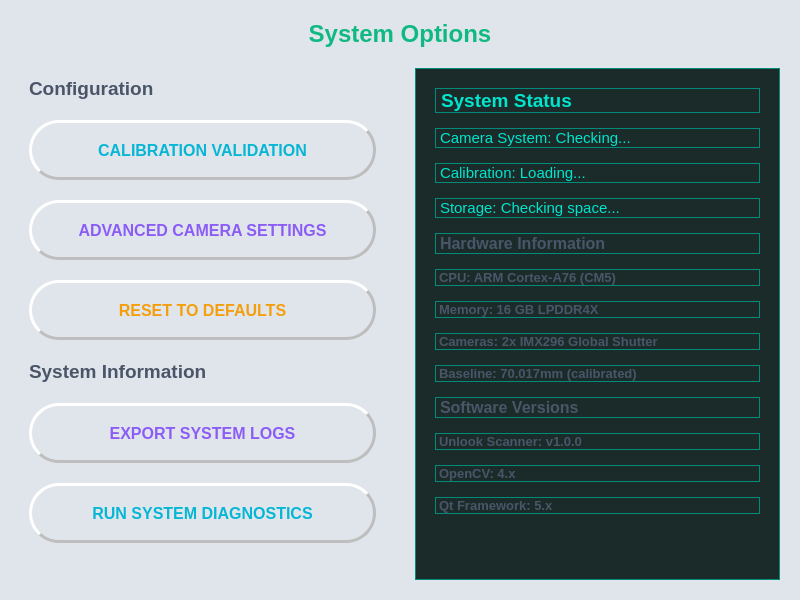
First picture: the form in src/gui/ui/options_widget.ui, repository SupernovaIndustries/unlook-standalone, before the edit.
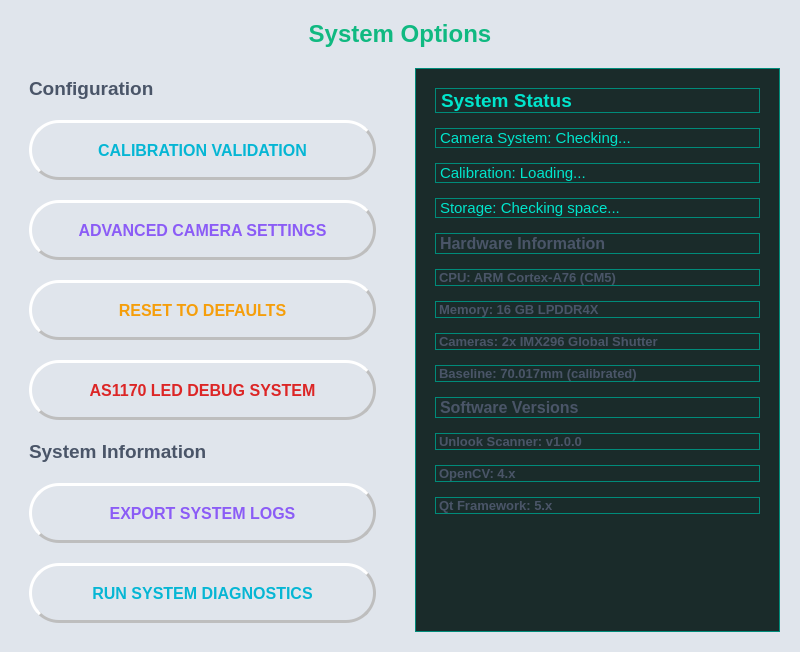
Second picture: the form after the edit.

Commit message: CRITICAL FIX: AS1170 Debug Button Segmentation Fault Resolution

Patch:
```diff
--- a/src/gui/ui/options_widget.ui
+++ b/src/gui/ui/options_widget.ui
@@ -255,6 +255,61 @@
           </property>
          </widget>
         </item>
+        <item>
+         <widget class="QPushButton" name="as1170_debug_button">
+          <property name="text">
+           <string>AS1170 LED DEBUG SYSTEM</string>
+          </property>
+          <property name="minimumSize">
+           <size>
+            <width>250</width>
+            <height>60</height>
+           </size>
+          </property>
+          <property name="font">
+           <font>
+            <pointsize>12</pointsize>
+            <weight>75</weight>
+            <bold>true</bold>
+           </font>
+          </property>
+          <property name="styleSheet">
+           <string notr="true">/* Neomorphism Button - Debug Style */
+QPushButton {
+    background: qlineargradient(spread:pad, x1:0, y1:0, x2:1, y2:1,
+        stop:0 #f0f0f0,
+        stop:1 #cacaca);
+    color: #dc2626;
+    border: none;
+    border-radius: 30px;
+    padding: 20px;
+    font-weight: 900;
+    text-transform: uppercase;
+    border-left: 3px solid #ffffff;
+    border-top: 3px solid #ffffff;
+    border-right: 3px solid #bebebe;
+    border-bottom: 3px solid #bebebe;
+}
+
+QPushButton:hover {
+    background: qlineargradient(spread:pad, x1:0, y1:0, x2:1, y2:1,
+        stop:0 #f5f5f5,
+        stop:1 #d0d0d0);
+    color: #b91c1c;
+}
+
+QPushButton:pressed {
+    background: qlineargradient(spread:pad, x1:0, y1:0, x2:1, y2:1,
+        stop:0 #cacaca,
+        stop:1 #e5e5e5);
+    border-left: 3px solid #bebebe;
+    border-top: 3px solid #bebebe;
+    border-right: 3px solid #ffffff;
+    border-bottom: 3px solid #ffffff;
+}</string>
+          </property>
+         </widget>
+        </item>
         <item>
          <widget class="QLabel" name="system_label">
           <property name="text">
```
The commit also changes 54 other files.
